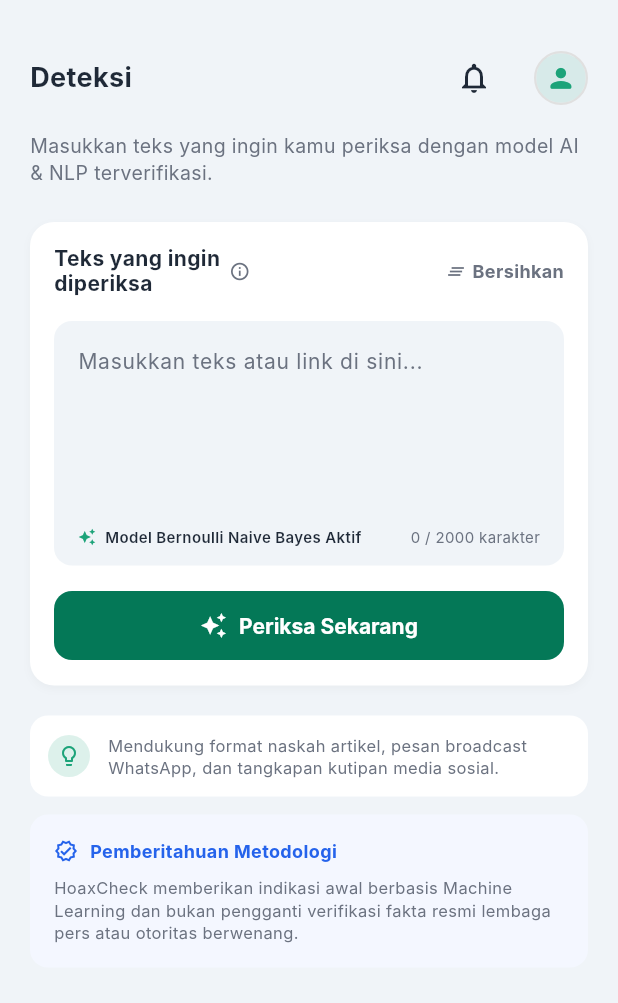
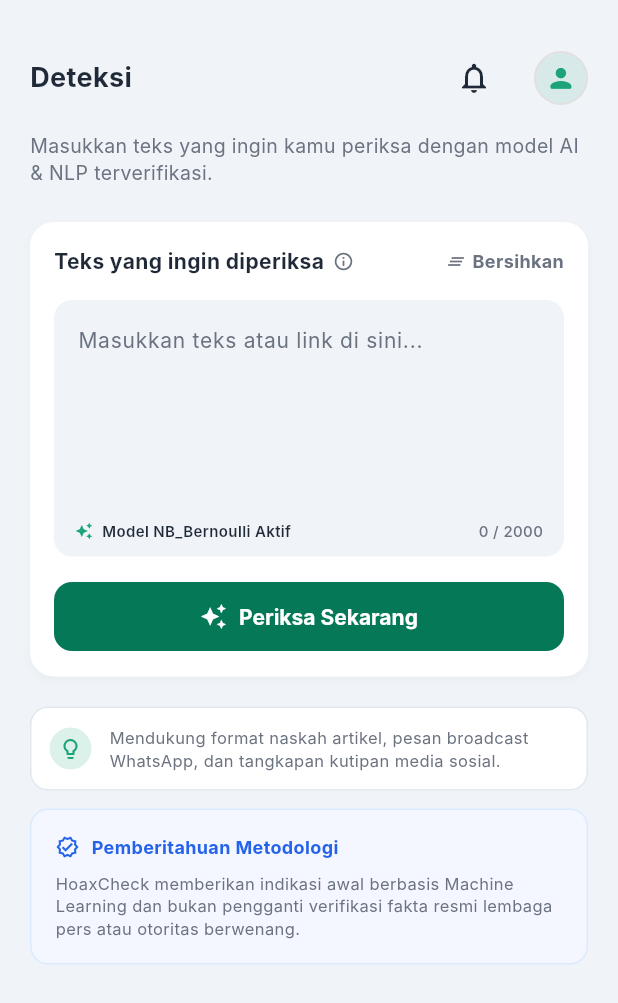
Before and after one commit to qulbiazz/HoaxCheck, a Flutter app: the DetectionPage screen opened directly, on a phone screen of 412 x 824 dp. Shown: the top 1003 px of the screen. Run offline on Flutter 3.47's test engine with Material 3 defaults, Android fonts, the light colour scheme and no system bars; our stand-ins replace shared_preferences, supabase_flutter; accounts and stored records are empty; Roboto replaces fonts that are missing (Inter); statements that could not run were skipped.

Commit message:
fix: resolve overflow detection page

```diff
--- a/lib/features/auth/data/datasources/auth_remote_data_source.dart
+++ b/lib/features/auth/data/datasources/auth_remote_data_source.dart
@@ -13,14 +13,29 @@
 }
 
 class AuthRemoteDataSourceImpl implements AuthRemoteDataSource {
-  final SupabaseClient supabaseClient;
+  final SupabaseClient? _client;
 
-  AuthRemoteDataSourceImpl({SupabaseClient? client})
-      : supabaseClient = client ?? Supabase.instance.client;
+  AuthRemoteDataSourceImpl({SupabaseClient? client}) : _client = client;
+
+  SupabaseClient get supabaseClient {
+    if (_client != null) return _client;
+    return Supabase.instance.client;
+  }
+
+  SupabaseClient? get _safeSupabaseClient {
+    if (_client != null) return _client;
+    try {
+      return Supabase.instance.client;
+    } catch (_) {
+      return null;
+    }
+  }
 
   @override
   UserModel? getCurrentUser() {
-    final user = supabaseClient.auth.currentUser;
+    final client = _safeSupabaseClient;
+    if (client == null) return null;
+    final user = client.auth.currentUser;
     if (user == null) return null;
     return UserModel.fromSupabase(user);
   }
@@ -69,8 +84,10 @@
 
   @override
   Stream<UserModel?> get authStateChanges {
-    return supabaseClient.auth.onAuthStateChange.map((data) {
-      final user = data.session?.user ?? supabaseClient.auth.currentUser;
+    final client = _safeSupabaseClient;
+    if (client == null) return const Stream.empty();
+    return client.auth.onAuthStateChange.map((data) {
+      final user = data.session?.user ?? client.auth.currentUser;
       if (user == null) return null;
       return UserModel.fromSupabase(user);
     });
--- a/lib/features/detection/presentation/widgets/clipboard_banner.dart
+++ b/lib/features/detection/presentation/widgets/clipboard_banner.dart
@@ -37,6 +37,8 @@
               children: [
                 const Text(
                   "TEKS TERDETEKSI DI CLIPBOARD",
+                  maxLines: 1,
+                  overflow: TextOverflow.ellipsis,
                   style: TextStyle(color: Color(0xFF2563EB), fontSize: 10, fontWeight: FontWeight.bold),
                 ),
                 const SizedBox(height: 4),
--- a/lib/features/detection/presentation/widgets/detection_input_card.dart
+++ b/lib/features/detection/presentation/widgets/detection_input_card.dart
@@ -112,17 +112,21 @@
           Row(
             mainAxisAlignment: MainAxisAlignment.spaceBetween,
             children: [
-              Row(
+              Expanded(
+                child: Row(
                   children: [
-                  Text(
-                    "Teks yang ingin\ndiperiksa",
+                    Flexible(
+                      child: Text(
+                        "Teks yang ingin diperiksa",
+                        maxLines: 1,
+                        overflow: TextOverflow.ellipsis,
                         style: TextStyle(
                           color: isDark
                               ? AppDarkColors.textPrimary
                               : AppColors.inverted,
                           fontSize: 14,
                           fontWeight: FontWeight.bold,
-                      height: 1.2,
+                        ),
                       ),
                     ),
                     const SizedBox(width: 6),
@@ -133,15 +137,13 @@
                     ),
                   ],
                 ),
-              Row(
-                children: [
+              ),
+              const SizedBox(width: 8),
               _buildActionText(
                 Icons.clear_all,
                 "Bersihkan",
                 AppColors.neutral,
               ),
-                ],
-              )
             ],
           ),
           const SizedBox(height: 16),
@@ -184,15 +186,15 @@
                   ),
                 ),
                 Padding(
-                  padding: const EdgeInsets.only(
-                    left: 16,
-                    right: 16,
-                    bottom: 12,
+                  padding: const EdgeInsets.symmetric(
+                    horizontal: 14,
+                    vertical: 10,
                   ),
                   child: Row(
-                    mainAxisAlignment: MainAxisAlignment.spaceBetween,
                     children: [
-                      Row(
+                      Expanded(
+                        child: Row(
+                          mainAxisSize: MainAxisSize.min,
                           children: [
                             const Icon(
                               Icons.auto_awesome,
@@ -200,8 +202,11 @@
                               color: AppColors.primary,
                             ),
                             const SizedBox(width: 6),
-                          Text(
-                            "Model Bernoulli Naive Bayes Aktif",
+                            Flexible(
+                              child: Text(
+                                "Model NB_Bernoulli Aktif",
+                                maxLines: 1,
+                                overflow: TextOverflow.ellipsis,
                                 style: TextStyle(
                                   color: isDark
                                       ? AppDarkColors.textSecondary
@@ -210,13 +215,17 @@
                                   fontWeight: FontWeight.w600,
                                 ),
                               ),
+                            ),
                           ],
                         ),
+                      ),
+                      const SizedBox(width: 8),
                       Text(
-                        "${widget.controller.text.length} / 2000 karakter",
+                        "${widget.controller.text.length} / 2000",
                         style: const TextStyle(
                           color: AppColors.neutral,
                           fontSize: 10,
+                          fontWeight: FontWeight.w500,
                         ),
                       ),
                     ],
@@ -240,6 +249,7 @@
               ),
               child: _isAnalyzing
                   ? Row(
+                      mainAxisSize: MainAxisSize.min,
                       mainAxisAlignment: MainAxisAlignment.center,
                       children: const [
                         SizedBox(
@@ -253,17 +263,22 @@
                           ),
                         ),
                         SizedBox(width: 10),
-                        Text(
+                        Flexible(
+                          child: Text(
                             "Menganalisis Konten...",
+                            maxLines: 1,
+                            overflow: TextOverflow.ellipsis,
                             style: TextStyle(
                               color: AppColors.surface,
                               fontSize: 14,
                               fontWeight: FontWeight.bold,
                             ),
                           ),
+                        ),
                       ],
                     )
                   : Row(
+                      mainAxisSize: MainAxisSize.min,
                       mainAxisAlignment: MainAxisAlignment.center,
                       children: const [
                         Icon(
@@ -272,12 +287,16 @@
                           color: AppColors.surface,
                         ),
                         SizedBox(width: 8),
-                        Text(
+                        Flexible(
+                          child: Text(
                             "Periksa Sekarang",
+                            maxLines: 1,
+                            overflow: TextOverflow.ellipsis,
                             style: TextStyle(
                               color: AppColors.surface,
                               fontSize: 14,
                               fontWeight: FontWeight.bold,
+                            ),
                           ),
                         ),
                       ],
--- a/lib/features/detection/presentation/widgets/info_banners.dart
+++ b/lib/features/detection/presentation/widgets/info_banners.dart
@@ -6,27 +6,39 @@
 
   @override
   Widget build(BuildContext context) {
+    final isDark = Theme.of(context).brightness == Brightness.dark;
+
     return Column(
       children: [
         // Format Support Banner
         Container(
           padding: const EdgeInsets.all(12),
           decoration: BoxDecoration(
-            color: AppColors.surface,
+            color: isDark ? AppDarkColors.surface : AppColors.surface,
             borderRadius: BorderRadius.circular(12),
+            border: Border.all(
+              color: isDark ? AppDarkColors.border : const Color(0xFFE2E8F0),
+            ),
           ),
           child: Row(
             children: [
               Container(
                 padding: const EdgeInsets.all(6),
-                decoration: BoxDecoration(color: AppColors.primary.withValues(alpha: 0.15), shape: BoxShape.circle),
+                decoration: BoxDecoration(
+                  color: AppColors.primary.withValues(alpha: 0.15),
+                  shape: BoxShape.circle,
+                ),
                 child: const Icon(Icons.lightbulb_outline, color: AppColors.primary, size: 16),
               ),
               const SizedBox(width: 12),
-              const Expanded(
+              Expanded(
                 child: Text(
                   "Mendukung format naskah artikel, pesan broadcast WhatsApp, dan tangkapan kutipan media sosial.",
-                  style: TextStyle(color: AppColors.neutral, fontSize: 11, height: 1.4),
+                  style: TextStyle(
+                    color: isDark ? AppDarkColors.textSecondary : AppColors.neutral,
+                    fontSize: 11,
+                    height: 1.4,
+                  ),
                 ),
               ),
             ],
@@ -38,8 +50,11 @@
         Container(
           padding: const EdgeInsets.all(16),
           decoration: BoxDecoration(
-            color: const Color(0xFFF4F7FF), // Biru pucat
+            color: isDark ? const Color(0xFF1E293B) : const Color(0xFFF4F7FF),
             borderRadius: BorderRadius.circular(12),
+            border: Border.all(
+              color: isDark ? Colors.transparent : const Color(0xFFDBEAFE),
+            ),
           ),
           child: Column(
             crossAxisAlignment: CrossAxisAlignment.start,
@@ -48,13 +63,26 @@
                 children: const [
                   Icon(Icons.verified_outlined, color: Color(0xFF2563EB), size: 16),
                   SizedBox(width: 8),
-                  Text("Pemberitahuan Metodologi", style: TextStyle(color: Color(0xFF2563EB), fontSize: 12, fontWeight: FontWeight.bold)),
+                  Expanded(
+                    child: Text(
+                      "Pemberitahuan Metodologi",
+                      style: TextStyle(
+                        color: Color(0xFF2563EB),
+                        fontSize: 12,
+                        fontWeight: FontWeight.bold,
+                      ),
+                    ),
+                  ),
                 ],
               ),
               const SizedBox(height: 8),
-              const Text(
+              Text(
                 "HoaxCheck memberikan indikasi awal berbasis Machine Learning dan bukan pengganti verifikasi fakta resmi lembaga pers atau otoritas berwenang.",
-                style: TextStyle(color: AppColors.neutral, fontSize: 11, height: 1.4),
+                style: TextStyle(
+                  color: isDark ? AppDarkColors.textSecondary : AppColors.neutral,
+                  fontSize: 11,
+                  height: 1.4,
+                ),
               ),
             ],
           ),
```
Also changed, not shown: lib/features/detection/data/datasources/detection_remote_data_source.dart (+17 -6 lines), lib/features/detection/presentation/widgets/detected_indicators_card.dart (+9 -2 lines), lib/features/detection/presentation/widgets/model_info_card.dart (+10 -6 lines), 1 other file. Lines whose indentation alone changed are shown as unchanged.
